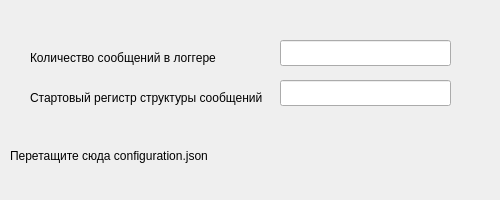
The window that WindowDesign3.ui (BlackBox15/AddLoggerToAr12Config) describes before a commit, drawn with Qt 5.
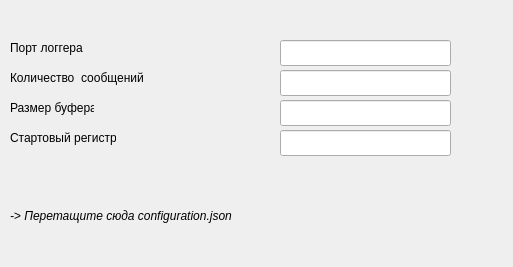
The same window after the commit.

Commit message: add new fields on window

Diff of the .ui file:
```diff
--- a/WindowDesign3.ui
+++ b/WindowDesign3.ui
@@ -6,8 +6,8 @@
    <rect>
     <x>0</x>
     <y>0</y>
-    <width>500</width>
-    <height>200</height>
+    <width>513</width>
+    <height>267</height>
    </rect>
   </property>
   <property name="acceptDrops">
@@ -20,13 +20,18 @@
    <property name="geometry">
     <rect>
      <x>10</x>
-     <y>120</y>
+     <y>180</y>
      <width>471</width>
      <height>71</height>
     </rect>
    </property>
+   <property name="font">
+    <font>
+     <italic>true</italic>
+    </font>
+   </property>
    <property name="text">
-    <string>Перетащите сюда configuration.json</string>
+    <string>-&gt; Перетащите сюда configuration.json</string>
    </property>
    <property name="wordWrap">
     <bool>true</bool>
@@ -35,21 +40,21 @@
   <widget class="QLabel" name="lblStartRegister">
    <property name="geometry">
     <rect>
-     <x>30</x>
-     <y>90</y>
-     <width>241</width>
+     <x>10</x>
+     <y>130</y>
+     <width>106</width>
      <height>16</height>
     </rect>
    </property>
    <property name="text">
-    <string>Стартовый регистр структуры сообщений</string>
+    <string>Стартовый регистр</string>
    </property>
   </widget>
   <widget class="QLineEdit" name="lineStartRegiter">
    <property name="geometry">
     <rect>
      <x>280</x>
-     <y>80</y>
+     <y>40</y>
      <width>171</width>
      <height>26</height>
     </rect>
@@ -61,21 +66,73 @@
   <widget class="QLabel" name="lblMessageQty">
    <property name="geometry">
     <rect>
-     <x>30</x>
-     <y>50</y>
-     <width>201</width>
+     <x>10</x>
+     <y>100</y>
+     <width>84</width>
      <height>16</height>
     </rect>
    </property>
    <property name="text">
-    <string>Количество сообщений в логгере</string>
+    <string>Размер буфера</string>
    </property>
   </widget>
   <widget class="QLineEdit" name="lineMessageQty">
    <property name="geometry">
     <rect>
      <x>280</x>
+     <y>70</y>
+     <width>171</width>
+     <height>26</height>
+    </rect>
+   </property>
+   <property name="inputMethodHints">
+    <set>Qt::InputMethodHint::ImhDigitsOnly</set>
+   </property>
+  </widget>
+  <widget class="QLabel" name="lblMessagesQuantity">
+   <property name="geometry">
+    <rect>
+     <x>10</x>
+     <y>70</y>
+     <width>136</width>
+     <height>16</height>
+    </rect>
+   </property>
+   <property name="text">
+    <string>Количество  сообщений</string>
+   </property>
+  </widget>
+  <widget class="QLineEdit" name="lineBufferLength">
+   <property name="geometry">
+    <rect>
+     <x>280</x>
+     <y>100</y>
+     <width>171</width>
+     <height>26</height>
+    </rect>
+   </property>
+   <property name="inputMethodHints">
+    <set>Qt::InputMethodHint::ImhDigitsOnly</set>
+   </property>
+  </widget>
+  <widget class="QLabel" name="lblPortValue">
+   <property name="geometry">
+    <rect>
+     <x>10</x>
      <y>40</y>
+     <width>74</width>
+     <height>16</height>
+    </rect>
+   </property>
+   <property name="text">
+    <string>Порт логгера</string>
+   </property>
+  </widget>
+  <widget class="QLineEdit" name="lineStartRegister">
+   <property name="geometry">
+    <rect>
+     <x>280</x>
+     <y>130</y>
      <width>171</width>
      <height>26</height>
     </rect>
```
Left out of the diff: 12 changed lines with no effect on the pictures. The commit also changes 1 other file.
